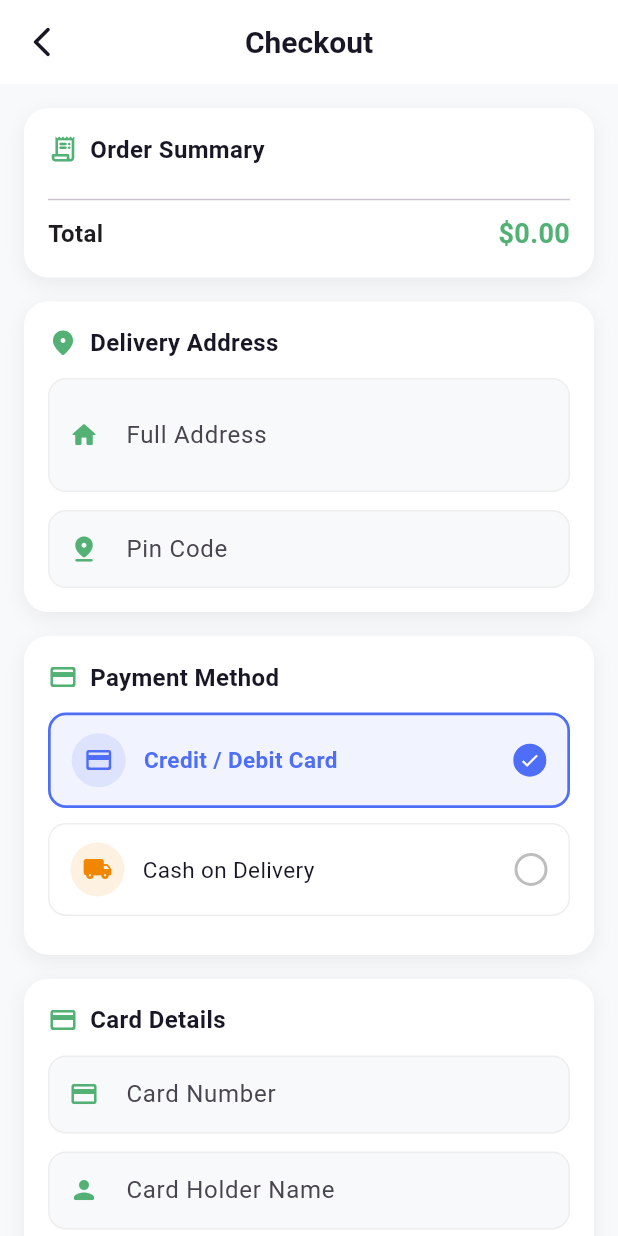
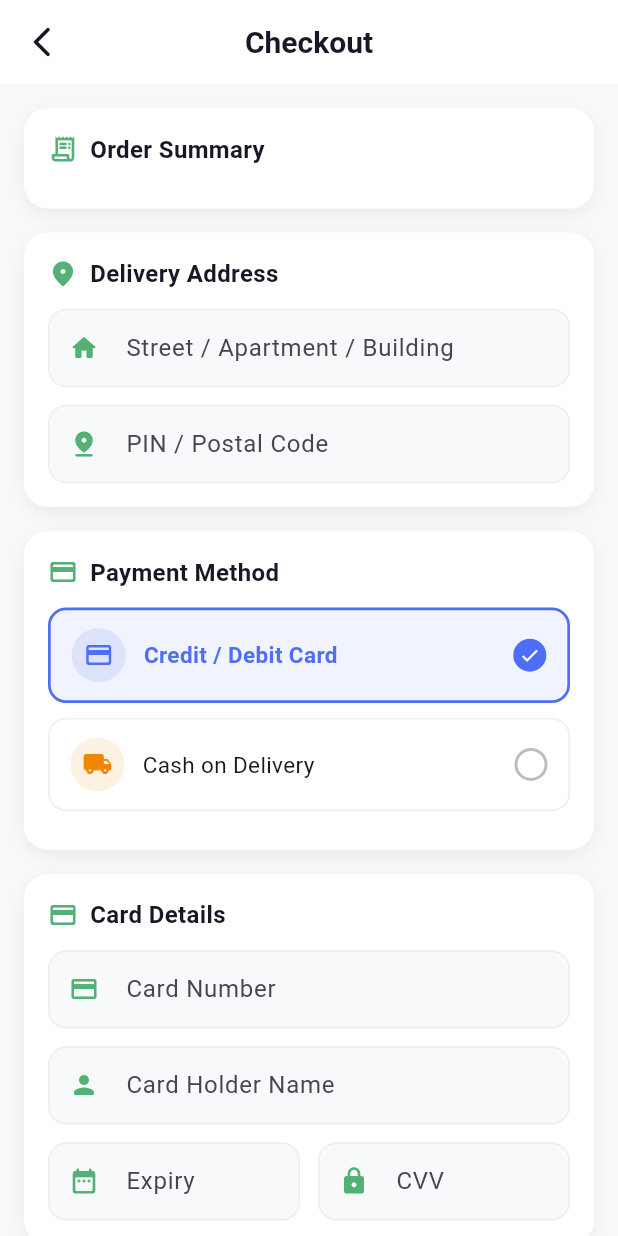
Before and after one commit to CodeWith-Basit/Nectar, a Flutter app: the CheckoutScreen screen opened directly, on a phone screen of 412 x 824 dp. Run offline on Flutter 3.47's test engine with Material 3 defaults, Android fonts, the phone set to English and light mode, and no system bars; our stand-ins replace carousel_slider, cloud_firestore, firebase_auth, firebase_core, lottie, shimmer; accounts and stored records are empty.

Commit message:
Fix UI alignment, mobile keyboard responsiveness, and file naming conventions

```diff
--- a/lib/screens/bottom_navigation.dart
+++ b/lib/screens/bottom_navigation.dart
@@ -40,7 +40,7 @@ class _BottomnavigationState extends State<Bottomnavigation> {
       const Explorescreen(),
       const Cartscreen(),
       const Favouritescreen(),
-             Accountscreen(),
+      const Accountscreen(),
     ];
     return PopScope(
       canPop: tabHistory.length <= 1,
--- a/lib/screens/cart_screen.dart
+++ b/lib/screens/cart_screen.dart
@@ -22,7 +22,8 @@ class _CartscreenState extends State<Cartscreen> {
           ),
         ),
       ),
-      body: cart.isEmpty
+      body: SafeArea(
+        child: cart.isEmpty
           ? Center(
               child: Text(
                 'Add to cart item or no item yet',
@@ -117,6 +118,7 @@ class _CartscreenState extends State<Cartscreen> {
                 );
               },
             ),
+      ),
       bottomNavigationBar: Container(
         padding: const EdgeInsets.all(15),
         height: 90,
--- a/lib/screens/checkout_screen.dart
+++ b/lib/screens/checkout_screen.dart
@@ -173,7 +173,8 @@ class _CheckoutScreenState extends State<CheckoutScreen>
           ),
         ),
       ),
-      body: Form(
+      body: SafeArea(
+        child: Form(
           key: _formKey,
           child: ListView(
             padding: const EdgeInsets.all(16),
@@ -199,58 +200,42 @@ class _CheckoutScreenState extends State<CheckoutScreen>
                             ),
                             const SizedBox(width: 12),
                             Expanded(
-                            child: Text(
+                              child: Column(
+                                crossAxisAlignment: CrossAxisAlignment.start,
+                                children: [
+                                  Text(
                                     item.title,
                                     style: const TextStyle(
                                       fontWeight: FontWeight.w600,
-                                fontSize: 14,
-                              ),
+                                      fontSize: 15,
                                     ),
                                   ),
                                   Text(
-                            'x${item.count}',
-                            style: TextStyle(color: Colors.grey.shade500),
+                                    '\$${item.price.toStringAsFixed(2)} x ${item.count}',
+                                    style: TextStyle(
+                                      color: Colors.grey.shade600,
+                                      fontSize: 13,
                                     ),
-                          const SizedBox(width: 8),
+                                  ),
+                                ],
+                              ),
+                            ),
                             Text(
                               '\$${(item.price * item.count).toStringAsFixed(2)}',
                               style: const TextStyle(
                                 fontWeight: FontWeight.bold,
-                              color: Color(0xFF53B175),
+                                fontSize: 15,
+                                color: Color(0xFF181725),
                               ),
                             ),
                           ],
                         ),
                       ),
                     ),
-                  const Divider(height: 20),
-                  Row(
-                    mainAxisAlignment: MainAxisAlignment.spaceBetween,
-                    children: [
-                      const Text(
-                        'Total',
-                        style: TextStyle(
-                          fontWeight: FontWeight.bold,
-                          fontSize: 16,
-                        ),
-                      ),
-                      Text(
-                        '\$${_total.toStringAsFixed(2)}',
-                        style: const TextStyle(
-                          fontWeight: FontWeight.bold,
-                          fontSize: 18,
-                          color: Color(0xFF53B175),
-                        ),
-                      ),
-                    ],
-                  ),
                   ],
                 ),
               ),
-
               const SizedBox(height: 16),
-
-            // ───── Delivery Address ─────
               _sectionCard(
                 title: 'Delivery Address',
                 icon: Icons.location_on_rounded,
@@ -258,37 +243,34 @@ class _CheckoutScreenState extends State<CheckoutScreen>
                   children: [
                     _buildField(
                       controller: _addressCtrl,
-                    label: 'Full Address',
-                    hint: 'e.g. House 12, Street 4, Islamabad',
+                      label: 'Street / Apartment / Building',
+                      hint: 'e.g. House 12, Street 4, F-7/2, Islamabad',
                       icon: Icons.home_rounded,
-                    validator: (v) => (v == null || v.trim().isEmpty)
-                        ? 'Address is required'
+                      validator: (v) =>
+                          (v == null || v.trim().isEmpty)
+                              ? 'Delivery address is required'
                               : null,
-                    maxLines: 2,
                     ),
                     const SizedBox(height: 12),
                     _buildField(
                       controller: _pinCtrl,
-                    label: 'Pin Code',
-                    hint: 'e.g. 440001',
+                      label: 'PIN / Postal Code',
+                      hint: 'e.g. 44000',
                       icon: Icons.pin_drop_rounded,
                       keyboardType: TextInputType.number,
                       inputFormatters: [
                         FilteringTextInputFormatter.digitsOnly,
                         LengthLimitingTextInputFormatter(6),
                       ],
-                    validator: (v) {
-                      if (v == null || v.isEmpty) return 'Pin code is required';
-                      if (v.length != 6) return 'Pin code must be 6 digits';
-                      return null;
-                    },
+                      validator: (v) =>
+                          (v == null || v.trim().isEmpty)
+                              ? 'Postal code is required'
+                              : null,
                     ),
                   ],
                 ),
               ),
-
               const SizedBox(height: 16),
-
               _sectionCard(
                 title: 'Payment Method',
                 icon: Icons.payment_rounded,
@@ -309,9 +291,7 @@ class _CheckoutScreenState extends State<CheckoutScreen>
                   ],
                 ),
               ),
-
               const SizedBox(height: 16),
-
               AnimatedSwitcher(
                 duration: const Duration(milliseconds: 300),
                 child: _paymentMethod == 'card'
@@ -430,9 +410,7 @@ class _CheckoutScreenState extends State<CheckoutScreen>
                       )
                     : const SizedBox.shrink(key: ValueKey('cod')),
               ),
-
               const SizedBox(height: 24),
-
               ScaleTransition(
                 scale: _btnScale,
                 child: SizedBox(
@@ -475,9 +453,9 @@ class _CheckoutScreenState extends State<CheckoutScreen>
                   ),
                 ),
               ),
-
               const SizedBox(height: 30),
             ],
+          ),
         ),
       ),
     );
--- a/lib/screens/onboardScreen.dart
+++ b/lib/screens/onboard_screen.dart
@@ -1,6 +1,5 @@
 import 'package:flutter/material.dart';
-import 'package:flutter/widgets.dart';
-import 'package:grocerry/screens/signupScreen.dart';
+import 'package:grocerry/screens/signup_screen.dart';
 
 class Onboardscreen extends StatelessWidget {
   const Onboardscreen({super.key});
@@ -68,7 +67,7 @@ class Onboardscreen extends StatelessWidget {
                       onPressed: () {
                         Navigator.push(
                           context,
-                          MaterialPageRoute(builder: (_) => Signupscreen()),
+                          MaterialPageRoute(builder: (_) => const Signupscreen()),
                         );
                       },
                       child: const Text(
```
Also changed, not shown: lib/main.dart (+6 -6 lines), lib/screens/account_screen.dart (+6 -3 lines), lib/screens/explore_screen.dart (+10 -7 lines), lib/screens/favourite_screen.dart (+38 -22 lines), lib/screens/home_screen.dart (+9 -5 lines), lib/screens/loginScreen.dart (deleted, +0 -171 lines), lib/screens/login_screen.dart (added, +167 -0 lines), lib/screens/signup_screen.dart (renamed from lib/screens/signupScreen.dart, +36 -38 lines), lib/screens/splash_screen.dart (renamed from lib/screens/splashScreen.dart, +13 -5 lines), 1 other file. Lines whose indentation alone changed are shown as unchanged.
